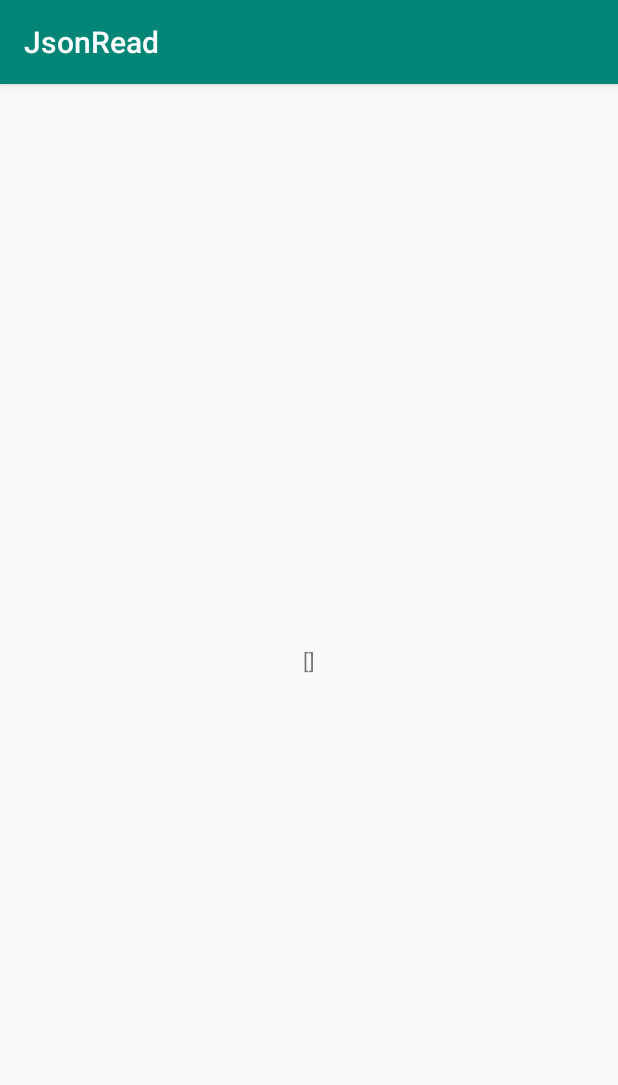
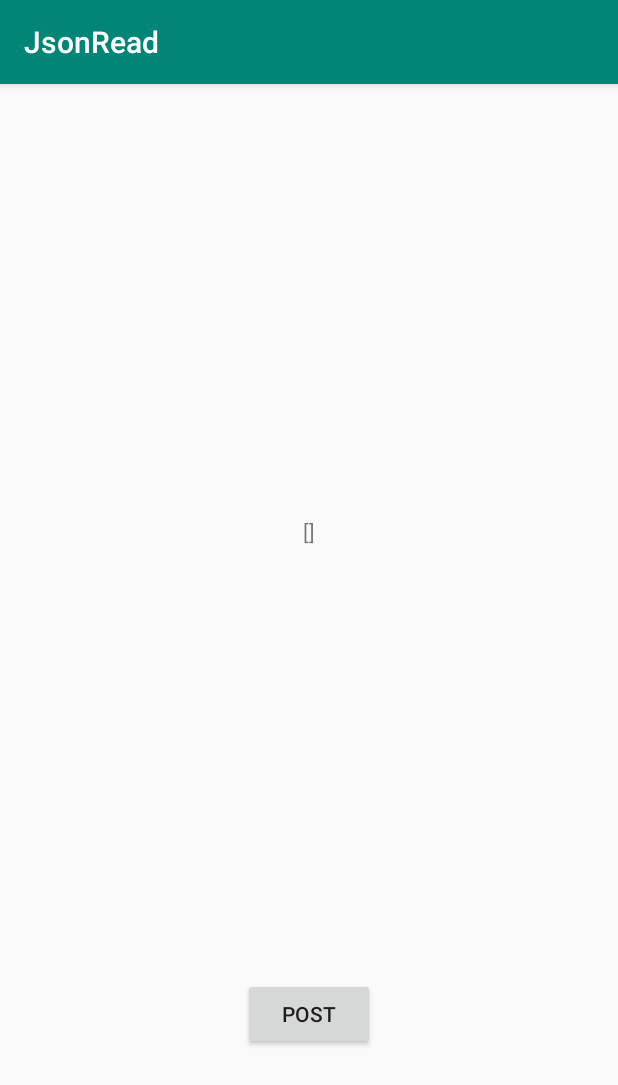
Before and after one commit to TomasFernandes/TeamN3v3rMindAndroid, an Android app: the screen it shows after launch (MainActivity), on a phone screen of 412 x 824 dp. Shown: the top 1085 px of the screen. Run offline under Robolectric (Android 15) with nearby library versions, the phone set to English and light mode, and no system bars.

Commit message:
Post on Server

```diff
--- a/app/src/main/res/layout/activity_main.xml
+++ b/app/src/main/res/layout/activity_main.xml
@@ -18,8 +18,22 @@
         android:layout_marginRight="8dp"
         android:layout_marginBottom="8dp"
         android:text="@string/Loading"
-        app:layout_constraintBottom_toBottomOf="parent"
+        app:layout_constraintBottom_toTopOf="@+id/PostOnData"
         app:layout_constraintEnd_toEndOf="parent"
         app:layout_constraintStart_toStartOf="parent"
         app:layout_constraintTop_toTopOf="parent" />
+
+    <Button
+        android:id="@+id/PostOnData"
+        android:layout_width="wrap_content"
+        android:layout_height="wrap_content"
+        android:layout_marginStart="8dp"
+        android:layout_marginLeft="8dp"
+        android:layout_marginEnd="8dp"
+        android:layout_marginRight="8dp"
+        android:layout_marginBottom="124dp"
+        android:text="@string/PostOnDataBase"
+        app:layout_constraintBottom_toBottomOf="parent"
+        app:layout_constraintEnd_toEndOf="parent"
+        app:layout_constraintStart_toStartOf="parent" />
 </android.support.constraint.ConstraintLayout>
--- a/app/src/main/res/values/strings.xml
+++ b/app/src/main/res/values/strings.xml
@@ -1,4 +1,5 @@
 <resources>
     <string name="app_name">JsonRead</string>
     <string name="Loading">Loading</string>
+    <string name="PostOnDataBase">Post</string>
 </resources>
```
Also changed, not shown: app/src/main/java/com/example/tomas1207portable/jsonread/MainActivity.java (+64 -3 lines).
